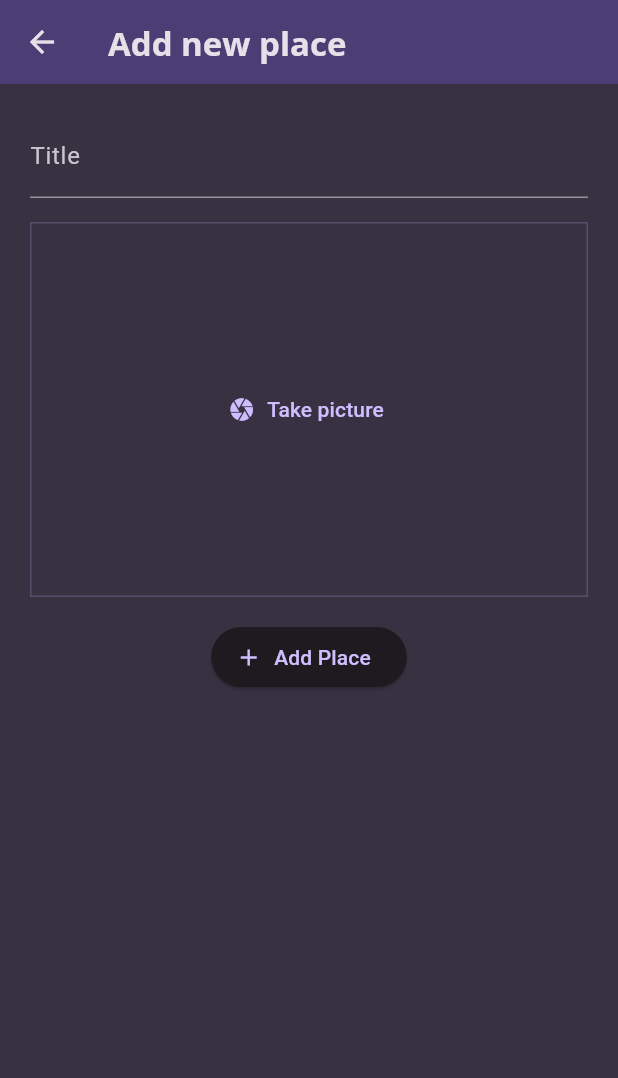
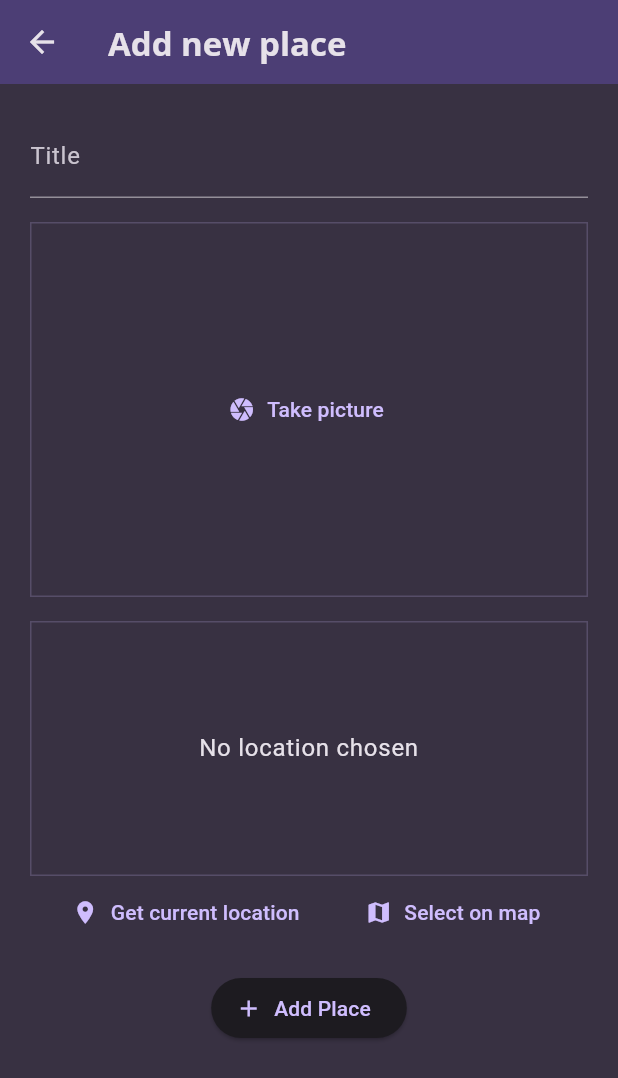
Before and after one commit to hugocica/flutter_favorite_places_app, a Flutter app: the NewPlaceScreen screen opened directly, on a phone screen of 412 x 824 dp. Shown: the top 1078 px of the screen. Run offline on Flutter 3.47's test engine with Material 3 defaults, Android fonts, the phone set to English and light mode, and no system bars; our stand-ins replace flutter_riverpod, google_fonts, image_picker, location.

Commit message:
add location support at "new place" screen  and display at "places list" and "place details" screens

```diff
--- a/lib/app/models/place.dart
+++ b/lib/app/models/place.dart
@@ -4,10 +4,21 @@ import 'package:uuid/uuid.dart';
 
 const uuid = Uuid();
 
+class PlaceLocation {
+  PlaceLocation(
+      {required this.longitude, required this.latitude, required this.address});
+
+  final double latitude;
+  final double longitude;
+  final String address;
+}
+
 class Place {
-  Place({required this.title, required this.image}) : id = uuid.v4();
+  Place({required this.title, required this.image, required this.location})
+      : id = uuid.v4();
 
   final String id;
   final String title;
   final File image;
+  final PlaceLocation location;
 }
--- a/lib/app/providers/places_provider.dart
+++ b/lib/app/providers/places_provider.dart
@@ -8,8 +8,8 @@ const List<Place> kInitialPlaces = [];
 class PlacesNotifier extends StateNotifier<List<Place>> {
   PlacesNotifier() : super(kInitialPlaces);
 
-  void addNewPlace(String title, File image) {
-    state = [...state, Place(title: title, image: image)];
+  void addNewPlace(String title, File image, PlaceLocation location) {
+    state = [...state, Place(title: title, image: image, location: location)];
   }
 
   void removePlace(String title) {
--- a/lib/app/screens/new_place.dart
+++ b/lib/app/screens/new_place.dart
@@ -1,7 +1,9 @@
 import 'dart:io';
 
+import 'package:favorite_places_app/app/models/place.dart';
 import 'package:favorite_places_app/app/providers/places_provider.dart';
 import 'package:favorite_places_app/app/widgets/image_input.dart';
+import 'package:favorite_places_app/app/widgets/location_input.dart';
 import 'package:flutter/material.dart';
 import 'package:flutter_riverpod/flutter_riverpod.dart';
 
@@ -18,14 +20,15 @@ class _NewPlaceState extends ConsumerState<NewPlaceScreen> {
   final _formKey = GlobalKey<FormState>();
   String _title = '';
   File? _image;
+  PlaceLocation? _location;
 
   void _saveItem() {
-    if (_formKey.currentState!.validate()) {
+    if (_formKey.currentState!.validate() && _image != null) {
       _formKey.currentState!.save();
 
       final placeProvider = ref.read(placesProvider.notifier);
 
-      placeProvider.addNewPlace(_title, _image!);
+      placeProvider.addNewPlace(_title, _image!, _location!);
 
       Navigator.of(context).pop();
     }
@@ -73,6 +76,12 @@ class _NewPlaceState extends ConsumerState<NewPlaceScreen> {
               const SizedBox(
                 height: 16,
               ),
+              LocationInput(
+                onSelectLocation: (location) => _location = location,
+              ),
+              const SizedBox(
+                height: 16,
+              ),
               ElevatedButton.icon(
                 onPressed: _saveItem,
                 label: const Text('Add Place'),
--- a/lib/app/widgets/image_input.dart
+++ b/lib/app/widgets/image_input.dart
@@ -21,7 +21,8 @@ class _ImageInputState extends State<ImageInput> {
     final imagePicker = ImagePicker();
     final pickedImage = await imagePicker.pickImage(
       source: ImageSource.camera,
-      maxWidth: 600,
+      maxWidth: 800,
+      imageQuality: 100,
     );
 
     if (pickedImage == null) {
--- /dev/null
+++ b/lib/app/widgets/location_input.dart
@@ -0,0 +1,143 @@
+import 'dart:convert';
+
+import 'package:favorite_places_app/app/models/place.dart';
+import 'package:flutter/material.dart';
+import 'package:http/http.dart' as http;
+import 'package:location/location.dart';
+
+class LocationInput extends StatefulWidget {
+  const LocationInput({super.key, required this.onSelectLocation});
+
+  final void Function(PlaceLocation location) onSelectLocation;
+
+  @override
+  State<StatefulWidget> createState() {
+    return _LocationInputState();
+  }
+}
+
+class _LocationInputState extends State<LocationInput> {
+  PlaceLocation? _pickedLocation;
+  bool _isGettingLocation = false;
+
+  String get locationImage {
+    final latitude = _pickedLocation?.latitude;
+    final longitude = _pickedLocation?.longitude;
+
+    if (latitude == null || longitude == null) {
+      return '';
+    }
+
+    return 'https://maps.googleapis.com/maps/api/staticmap?center=$latitude,$longitude=&zoom=13&size=600x300&maptype=roadmap&markers=color:red%7Clabel:A%7C$latitude,$longitude&key=AIzaSyAGpPjmbn3o-3jH-O1a5vqvBpKkw2okVsQ';
+  }
+
+  void _getCurrentLocation() async {
+    Location location = Location();
+
+    bool serviceEnabled;
+    PermissionStatus permissionGranted;
+    LocationData locationData;
+
+    serviceEnabled = await location.serviceEnabled();
+    if (!serviceEnabled) {
+      serviceEnabled = await location.requestService();
+      if (!serviceEnabled) {
+        return;
+      }
+    }
+
+    permissionGranted = await location.hasPermission();
+    if (permissionGranted == PermissionStatus.denied) {
+      permissionGranted = await location.requestPermission();
+      if (permissionGranted != PermissionStatus.granted) {
+        return;
+      }
+    }
+
+    setState(() {
+      _isGettingLocation = true;
+    });
+
+    location.changeSettings(accuracy: LocationAccuracy.low);
+    location.changeSettings(accuracy: LocationAccuracy.reduced);
+    locationData = await location.getLocation();
+
+    if (locationData.latitude == null || locationData.longitude == null) {
+      return;
+    }
+
+    final url = Uri.parse(
+        'https://maps.googleapis.com/maps/api/geocode/json?latlng=${locationData.latitude},${locationData.longitude}&key=AIzaSyAGpPjmbn3o-3jH-O1a5vqvBpKkw2okVsQ');
+    final response = await http.get(url);
+    final responseData = json.decode(response.body);
+    final address = responseData['results'][0]['formatted_address'];
+
+    setState(() {
+      _pickedLocation = PlaceLocation(
+        longitude: locationData.longitude!,
+        latitude: locationData.latitude!,
+        address: address,
+      );
+      _isGettingLocation = false;
+    });
+
+    widget.onSelectLocation(_pickedLocation!);
+  }
+
+  @override
+  Widget build(BuildContext context) {
+    Widget previewContent = Text(
+      'No location chosen',
+      textAlign: TextAlign.center,
+      style: Theme.of(context).textTheme.bodyLarge!.copyWith(
+            color: Theme.of(context).colorScheme.onSurface,
+          ),
+    );
+
+    if (_pickedLocation != null) {
+      previewContent = Image.network(
+        locationImage,
+        fit: BoxFit.cover,
+        width: double.infinity,
+        height: double.infinity,
+      );
+    }
+
+    if (_isGettingLocation) {
+      previewContent = const CircularProgressIndicator();
+    }
+
+    return Column(
+      children: [
+        Container(
+          decoration: BoxDecoration(
+            border: Border.all(
+              width: 1,
+              color: Theme.of(context).colorScheme.primary.withOpacity(0.2),
+            ),
+            // borderRadius: const BorderRadius.all(Radius.circular(4)),
+          ),
+          height: 170,
+          width: double.infinity,
+          alignment: Alignment.center,
+          child: previewContent,
+        ),
+        Row(
+          mainAxisAlignment: MainAxisAlignment.spaceEvenly,
+          children: [
+            TextButton.icon(
+              onPressed: _getCurrentLocation,
+              icon: const Icon(Icons.location_on),
+              label: const Text('Get current location'),
+            ),
+            TextButton.icon(
+              onPressed: () {},
+              icon: const Icon(Icons.map),
+              label: const Text('Select on map'),
+            ),
+          ],
+        ),
+      ],
+    );
+  }
+}
--- a/lib/app/widgets/places_list_item.dart
+++ b/lib/app/widgets/places_list_item.dart
@@ -21,6 +21,12 @@ class PlacesListItem extends StatelessWidget {
               color: Theme.of(context).colorScheme.onSurface,
             ),
       ),
+      subtitle: Text(
+        place.location.address,
+        style: Theme.of(context).textTheme.bodySmall!.copyWith(
+              color: Theme.of(context).colorScheme.onSurface,
+            ),
+      ),
       onTap: () {
         Navigator.of(context).push(
           MaterialPageRoute(
--- a/pubspec.yaml
+++ b/pubspec.yaml
@@ -40,6 +40,8 @@ dependencies:
   flutter_bloc: ^8.1.6
   uuid: ^4.4.2
   image_picker: ^1.1.2
+  location: ^6.0.2
+  http: ^1.2.2
 
 dev_dependencies:
   flutter_test:
```
Also changed, not shown: lib/app/screens/place_details.dart (+45 -0 lines), pubspec.lock, 2 other files.
